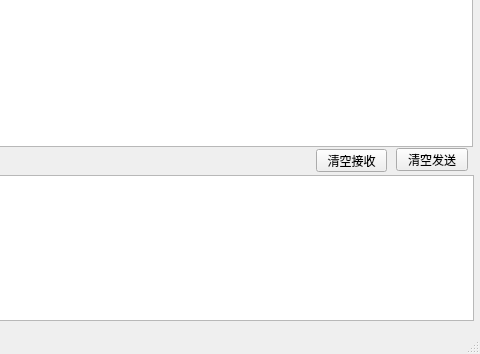
Above: mainwindow.ui from cststudio/QtTcp before the change; both pictures show x 161 to 641 and y 139 to 493 of the 641 by 493 pixel window. Below: the same form after it.
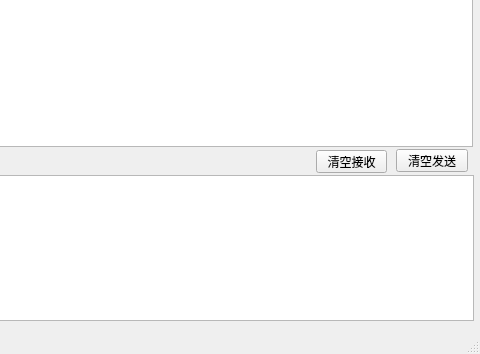
That is the form after the change.

Commit message: 接收数据区别是客户端还是服务器。 本程序中同时使用服务端和客户端，发送按钮只处理客户端。 自动搜索本机IP。

What changed in the file:
```diff
--- a/mainwindow.ui
+++ b/mainwindow.ui
@@ -153,7 +153,7 @@
     <property name="geometry">
      <rect>
       <x>477</x>
-      <y>288</y>
+      <y>289</y>
       <width>71</width>
       <height>23</height>
      </rect>
@@ -166,7 +166,7 @@
     <property name="geometry">
      <rect>
       <x>557</x>
-      <y>287</y>
+      <y>288</y>
       <width>72</width>
       <height>23</height>
      </rect>
```
The commit also changes 3 other files.
